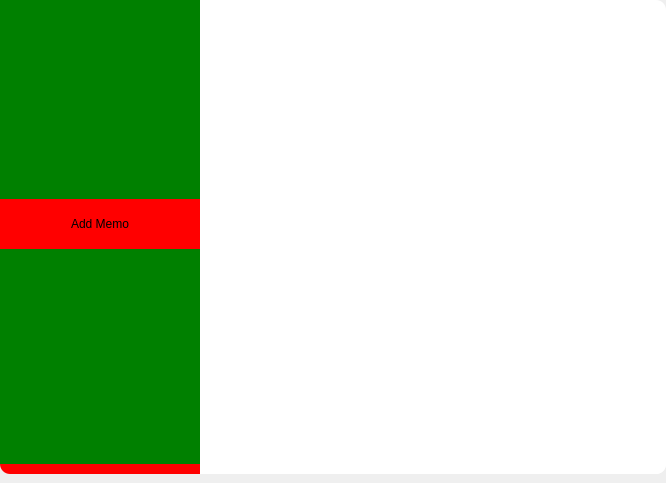
jen6/qt_editor, file mainwindow.ui: the form before one commit.
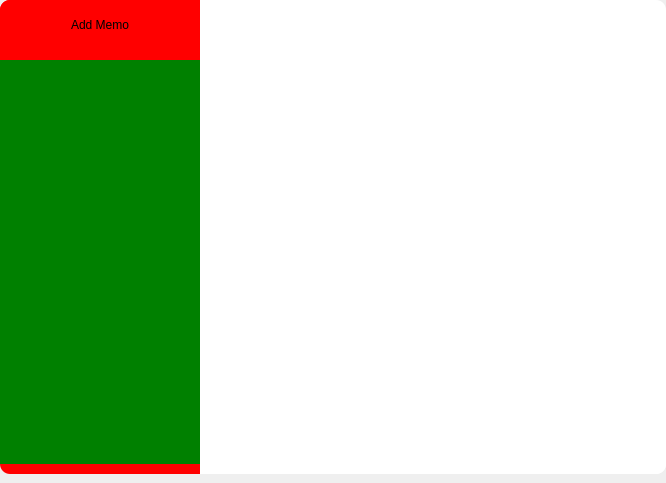
The form after the commit.

Commit message: add conceptual article button add. by using insertWidet(0, btn) working like a stack. It's for making latest widget showing at top of the list.

```diff
--- a/mainwindow.ui
+++ b/mainwindow.ui
@@ -108,6 +108,43 @@
        <property name="bottomMargin">
         <number>10</number>
        </property>
+       <item>
+        <widget class="QPushButton" name="addArticleButton">
+         <property name="sizePolicy">
+          <sizepolicy hsizetype="Fixed" vsizetype="Fixed">
+           <horstretch>0</horstretch>
+           <verstretch>0</verstretch>
+          </sizepolicy>
+         </property>
+         <property name="minimumSize">
+          <size>
+           <width>200</width>
+           <height>50</height>
+          </size>
+         </property>
+         <property name="maximumSize">
+          <size>
+           <width>200</width>
+           <height>50</height>
+          </size>
+         </property>
+         <property name="layoutDirection">
+          <enum>Qt::LeftToRight</enum>
+         </property>
+         <property name="styleSheet">
+          <string notr="true">background-color: red</string>
+         </property>
+         <property name="text">
+          <string>Add Memo</string>
+         </property>
+         <property name="checkable">
+          <bool>true</bool>
+         </property>
+         <property name="flat">
+          <bool>true</bool>
+         </property>
+        </widget>
+       </item>
        <item>
         <widget class="QScrollArea" name="scrollArea">
          <property name="styleSheet">
@@ -123,13 +160,16 @@
          <property name="widgetResizable">
           <bool>true</bool>
          </property>
+         <property name="alignment">
+          <set>Qt::AlignLeading|Qt::AlignLeft|Qt::AlignTop</set>
+         </property>
          <widget class="QWidget" name="scrollAreaWidgetContents">
           <property name="geometry">
            <rect>
             <x>0</x>
             <y>0</y>
             <width>200</width>
-            <height>442</height>
+            <height>382</height>
            </rect>
           </property>
           <property name="styleSheet">
@@ -137,7 +177,7 @@
           </property>
           <layout class="QVBoxLayout" name="sidebarLayout">
            <property name="spacing">
-            <number>3</number>
+            <number>0</number>
            </property>
            <property name="leftMargin">
             <number>0</number>
@@ -149,42 +189,8 @@
             <number>0</number>
            </property>
            <property name="bottomMargin">
-            <number>15</number>
+            <number>20</number>
            </property>
-           <item>
-            <widget class="QPushButton" name="addArticleButton">
-             <property name="sizePolicy">
-              <sizepolicy hsizetype="Fixed" vsizetype="Fixed">
-               <horstretch>0</horstretch>
-               <verstretch>0</verstretch>
-              </sizepolicy>
-             </property>
-             <property name="minimumSize">
-              <size>
-               <width>200</width>
-               <height>50</height>
-              </size>
-             </property>
-             <property name="maximumSize">
-              <size>
-               <width>200</width>
-               <height>50</height>
-              </size>
-             </property>
-             <property name="layoutDirection">
-              <enum>Qt::LeftToRight</enum>
-             </property>
-             <property name="styleSheet">
-              <string notr="true">background-color: red</string>
-             </property>
-             <property name="text">
-              <string>Add Memo</string>
-             </property>
-             <property name="checkable">
-              <bool>true</bool>
-             </property>
-            </widget>
-           </item>
           </layout>
          </widget>
         </widget>
```
Left out of the diff: 3 changed lines with no effect on the pictures. The commit also changes 4 other files.
